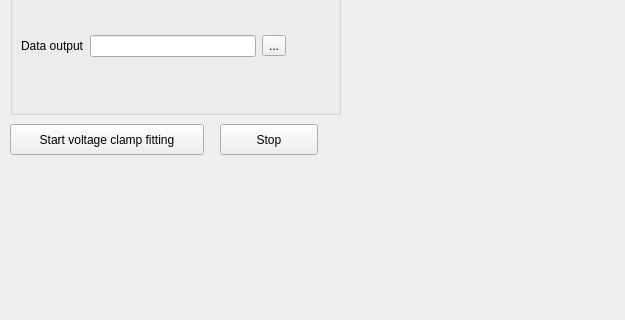
CompEphys-team/rtdo, file gui/mainwindow.ui: the form before one commit; both pictures show x 0 to 625 and y 212 to 532 of the 755 by 532 pixel window.
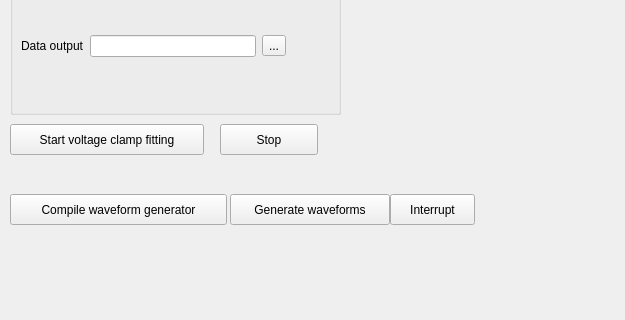
The form after the commit.

Commit message:
Added waveform generation code, adapted from :/vclamp/model original to support arbitrary models
- Includes crude GUI controls (compile/run/break) and minimal configurability
in config (population size, number of generations).
- Wavegen results are currently only dumped to stdout.

Patch:
```diff
--- a/gui/mainwindow.ui
+++ b/gui/mainwindow.ui
@@ -159,6 +159,45 @@
      <string>Stop</string>
     </property>
    </widget>
+   <widget class="QPushButton" name="wavegen_start">
+    <property name="geometry">
+     <rect>
+      <x>230</x>
+      <y>370</y>
+      <width>160</width>
+      <height>31</height>
+     </rect>
+    </property>
+    <property name="text">
+     <string>Generate waveforms</string>
+    </property>
+   </widget>
+   <widget class="QPushButton" name="wavegen_stop">
+    <property name="geometry">
+     <rect>
+      <x>390</x>
+      <y>370</y>
+      <width>85</width>
+      <height>31</height>
+     </rect>
+    </property>
+    <property name="text">
+     <string>Interrupt</string>
+    </property>
+   </widget>
+   <widget class="QPushButton" name="wavegen_compile">
+    <property name="geometry">
+     <rect>
+      <x>10</x>
+      <y>370</y>
+      <width>217</width>
+      <height>31</height>
+     </rect>
+    </property>
+    <property name="text">
+     <string>Compile waveform generator</string>
+    </property>
+   </widget>
   </widget>
   <widget class="QMenuBar" name="menuBar">
    <property name="geometry">
```
The commit also changes 16 other files.
